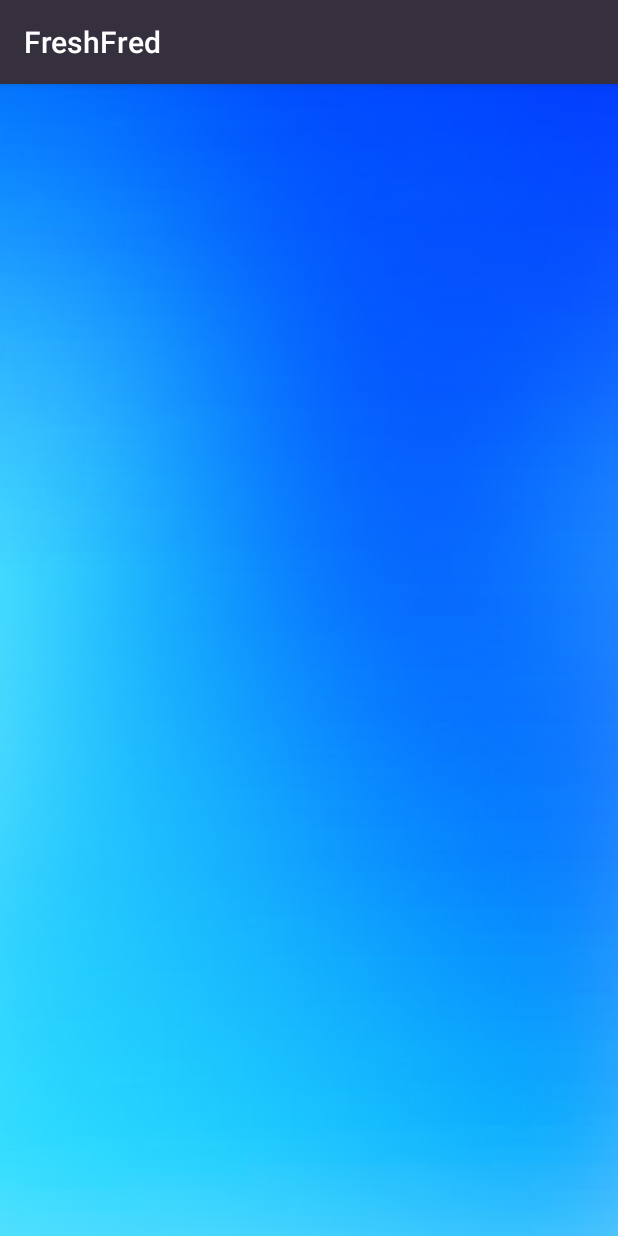
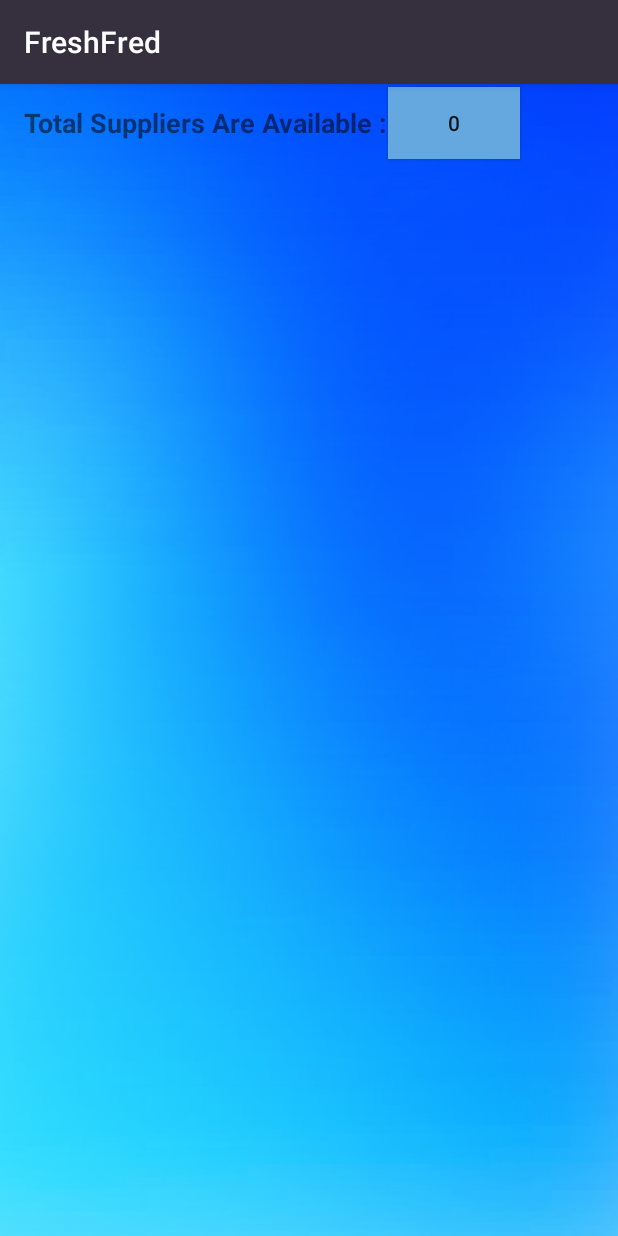
Before and after one commit to harshamanoj912/FreshFred, an Android app: the RequestSupplyOrderHome screen opened directly, with no data from a screen before it, on a phone screen of 412 x 824 dp. Run offline under Robolectric (Android 15) with nearby library versions, the phone set to English and light mode, and no system bars; our stand-ins replace Firebase (no records; nobody signed in at launch, a user with empty details on screens opened directly); Roboto replaces fonts that are not available here.

Commit message:
new changes menura

```diff
--- a/app/src/main/AndroidManifest.xml
+++ b/app/src/main/AndroidManifest.xml
@@ -79,6 +79,8 @@
         </activity>
 
         <activity android:name=".IT19216492.RecyclerView2.RequestSupplyOrderHome"/>
+        <activity android:name=".IT19216492.RecyclerView1.SupplierHome"/>
+        <activity android:name=".IT19216492.AddNewSupplier"/>
 
 
         <meta-data
--- a/app/src/main/java/com/teamevox/freshfred/IT19216492/RecyclerView2/RequestSupplyOrderHome.java
+++ b/app/src/main/java/com/teamevox/freshfred/IT19216492/RecyclerView2/RequestSupplyOrderHome.java
@@ -1,13 +1,22 @@
 package com.teamevox.freshfred.IT19216492.RecyclerView2;
 
 import android.os.Bundle;
+import android.widget.Button;
 
+import androidx.annotation.NonNull;
 import androidx.appcompat.app.AppCompatActivity;
 import androidx.recyclerview.widget.LinearLayoutManager;
 import androidx.recyclerview.widget.RecyclerView;
 
 import com.firebase.ui.database.FirebaseRecyclerOptions;
+import com.google.firebase.auth.FirebaseAuth;
+import com.google.firebase.database.DataSnapshot;
+import com.google.firebase.database.DatabaseError;
+import com.google.firebase.database.DatabaseReference;
 import com.google.firebase.database.FirebaseDatabase;
+import com.google.firebase.database.ValueEventListener;
+import com.teamevox.freshfred.IT19208718.GlobalClass;
+import com.teamevox.freshfred.IT19216492.RecyclerView2.RequestSupplyOrderHomeAdapter;
 import com.teamevox.freshfred.R;
 import com.teamevox.freshfred.IT19216492.RequestSupplyOrders;
 
@@ -15,6 +24,8 @@ public class RequestSupplyOrderHome extends AppCompatActivity {
 
     RecyclerView supplierOrderRecyclerView1;
     private RequestSupplyOrderHomeAdapter adapter71;
+
+    private Button nicRefbtn2;
 
 
     @Override
@@ -27,17 +38,45 @@ public class RequestSupplyOrderHome extends AppCompatActivity {
         supplierOrderRecyclerView1 = findViewById(R.id.supplierOrderRecyclerView1);
         supplierOrderRecyclerView1.setLayoutManager(new LinearLayoutManager(this));
 
+        nicRefbtn2 = findViewById(R.id.nicRefbtn2);
+
+        GlobalClass global= ( (GlobalClass) getApplicationContext() );
+        // Firebase.setAndroidContext(this);
+        DatabaseReference fbDb = null;
+        if (fbDb == null) {
+            fbDb = FirebaseDatabase.getInstance().getReference();
+        }
+
+
+        fbDb.child("supplierOrderRequests").child(global.getGetLoggedSupplierUsername())
+                .addListenerForSingleValueEvent(new ValueEventListener() {
+                    @Override
+                    public void onDataChange(DataSnapshot dataSnapshot) {
+                        // get total available quest
+                        int size = (int) dataSnapshot.getChildrenCount();
+                        nicRefbtn2.setText(String.valueOf(size));
+                    }
+                    @Override
+                    public void onCancelled(DatabaseError databaseError) {
+
+                    }
+                });
+
+
 
 
 
         FirebaseRecyclerOptions<RequestSupplyOrders> options =
                 new FirebaseRecyclerOptions.Builder<RequestSupplyOrders>()
-                        .setQuery(FirebaseDatabase.getInstance().getReference().child("supplierOrderRequests").child("154267845V"), RequestSupplyOrders.class)
+                        .setQuery(FirebaseDatabase.getInstance().getReference().child("supplierOrderRequests").child(global.getGetLoggedSupplierUsername()), RequestSupplyOrders.class)
                         .build();
 
 
        adapter71 = new RequestSupplyOrderHomeAdapter(options);
         supplierOrderRecyclerView1.setAdapter(adapter71);
+
+
+
 
 
         // OrderListRecyclerView.
--- a/app/src/main/java/com/teamevox/freshfred/IT19216492/RecyclerView2/RequestSupplyOrderHomeAdapter.java
+++ b/app/src/main/java/com/teamevox/freshfred/IT19216492/RecyclerView2/RequestSupplyOrderHomeAdapter.java
@@ -97,7 +97,7 @@ public class RequestSupplyOrderHomeAdapter extends FirebaseRecyclerAdapter<Reque
 
        if (!TextUtils.isEmpty(editNIC)) {
 
-           Query deleteQuery = databaseSupplierOrderRequests.orderByChild("supplierItemName").equalTo(editNIC);
+           Query deleteQuery = databaseSupplierOrderRequests.orderByChild("supplierOrderRequests").equalTo(editNIC);
 
            deleteQuery.addListenerForSingleValueEvent(new ValueEventListener() {
                @Override
--- a/app/src/main/res/layout/activity_owner_portal.xml
+++ b/app/src/main/res/layout/activity_owner_portal.xml
@@ -161,7 +161,7 @@
         app:layout_constraintVertical_bias="0.66" />
 
     <Button
-        android:id="@+id/dhffdh"
+        android:id="@+id/manageSuppliers"
         android:layout_width="150dp"
         android:layout_height="60dp"
         android:background="@drawable/edittext_items"
--- a/app/src/main/res/layout/activity_request_supply_order_home.xml
+++ b/app/src/main/res/layout/activity_request_supply_order_home.xml
@@ -12,7 +12,7 @@
         android:id="@+id/supplierOrderRecyclerView1"
         android:layout_height="0dp"
         android:layout_width="0dp"
-        android:layout_marginTop="10dp"
+        android:layout_marginTop="50dp"
         app:layout_constraintBottom_toBottomOf="parent"
         app:layout_constraintEnd_toEndOf="parent"
         app:layout_constraintHorizontal_bias="0.026"
@@ -20,4 +20,36 @@
         app:layout_constraintTop_toTopOf="parent"
         app:layout_constraintVertical_bias="1.0" />
 
+    <TextView
+        android:id="@+id/nicRef2"
+        android:layout_width="wrap_content"
+        android:layout_height="wrap_content"
+        android:layout_marginStart="43dp"
+        android:layout_marginTop="16dp"
+        android:layout_marginEnd="181dp"
+        android:layout_marginBottom="15dp"
+        android:text="Total Suppliers Are Available :"
+        android:textSize="18sp"
+        android:textStyle="bold"
+        app:layout_constraintBottom_toTopOf="@+id/supplierOrderRecyclerView1"
+        app:layout_constraintEnd_toEndOf="parent"
+        app:layout_constraintStart_toStartOf="parent"
+        app:layout_constraintTop_toTopOf="parent" />
+
+    <Button
+        android:id="@+id/nicRefbtn2"
+        android:layout_width="wrap_content"
+        android:layout_height="wrap_content"
+        android:layout_marginTop="2dp"
+        android:layout_marginEnd="36dp"
+        android:background="#64A8DF"
+        android:clickable="false"
+        android:text="Button"
+        app:layout_constraintBottom_toTopOf="@+id/supplierOrderRecyclerView1"
+        app:layout_constraintEnd_toEndOf="parent"
+        app:layout_constraintHorizontal_bias="0.0"
+        app:layout_constraintStart_toEndOf="@+id/nicRef2"
+        app:layout_constraintTop_toTopOf="parent"
+        app:layout_constraintVertical_bias="0.0" />
+
 </androidx.constraintlayout.widget.ConstraintLayout>
--- a/app/src/main/res/layout/request_supply_order_home.xml
+++ b/app/src/main/res/layout/request_supply_order_home.xml
@@ -71,7 +71,7 @@
         android:id="@+id/supplierRequestRemove"
         android:layout_width="30dp"
         android:layout_height="30dp"
-        android:src="@drawable/bg"
+        android:src="@drawable/delete_completed_orders_by_rider"
         app:layout_constraintBottom_toBottomOf="parent"
         app:layout_constraintEnd_toEndOf="parent"
         app:layout_constraintHorizontal_bias="1"
@@ -116,7 +116,7 @@
         app:layout_constraintStart_toStartOf="parent"
         app:layout_constraintTop_toTopOf="parent"
         app:layout_constraintVertical_bias="0.59000003"
-        app:srcCompat="@drawable/bg" />
+        app:srcCompat="@drawable/req_new_supply_icon" />
 
 
 
--- a/app/src/main/res/layout/supplier_home.xml
+++ b/app/src/main/res/layout/supplier_home.xml
@@ -82,7 +82,7 @@
         android:id="@+id/supplierRemove"
         android:layout_width="30dp"
         android:layout_height="30dp"
-        android:src="@drawable/bg"
+        android:src="@drawable/remove_rider_img"
         app:layout_constraintBottom_toBottomOf="parent"
         app:layout_constraintEnd_toEndOf="parent"
         app:layout_constraintHorizontal_bias="1"
@@ -127,7 +127,7 @@
         app:layout_constraintStart_toStartOf="parent"
         app:layout_constraintTop_toTopOf="parent"
         app:layout_constraintVertical_bias="0.59000003"
-        app:srcCompat="@drawable/bg" />
+        app:srcCompat="@drawable/req_supply_icon" />
 
 
 </androidx.constraintlayout.widget.ConstraintLayout>
```
Also changed, not shown: app/src/main/java/com/teamevox/freshfred/IT19208718/OwnerPortal.java (+21 -1 lines), app/src/main/java/com/teamevox/freshfred/IT19216492/RecyclerView1/SupplierHome.java (+38 -0 lines), app/src/main/java/com/teamevox/freshfred/IT19216492/SupplierInterface.java (+11 -9 lines), app/src/main/java/com/teamevox/freshfred/IT19216492/UpdateSupplierDetails.java (+6 -4 lines), app/src/main/res/layout/activity_supplier_home.xml (+33 -1 lines), app/src/main/res/values/strings.xml (+9 -9 lines).
